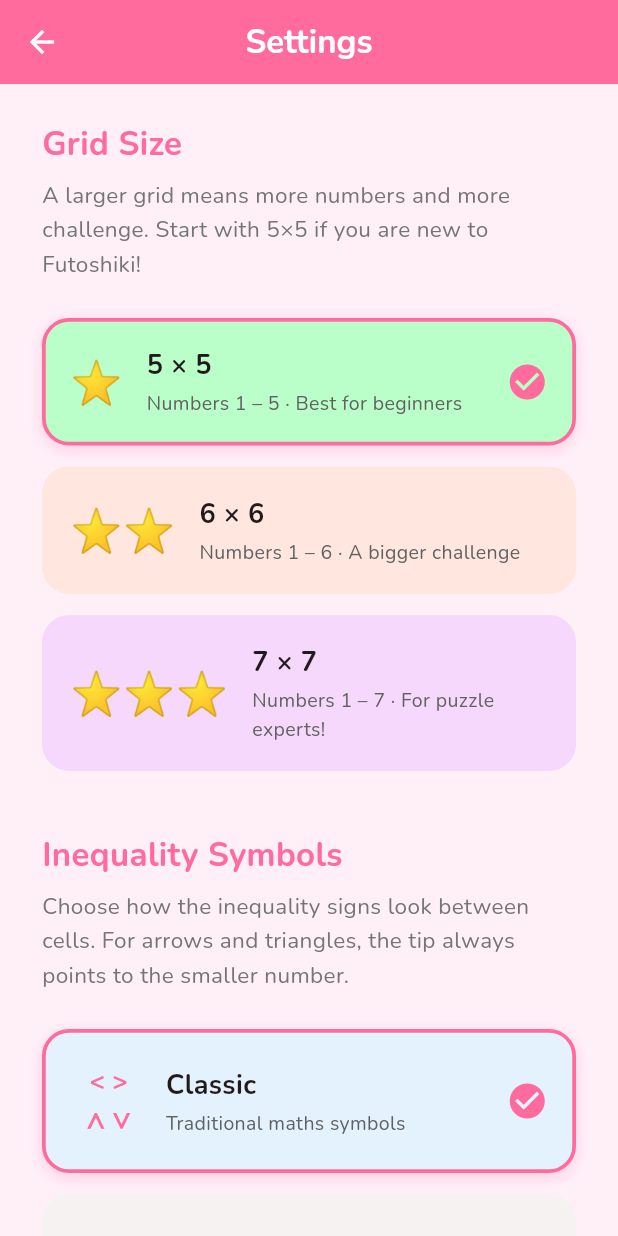
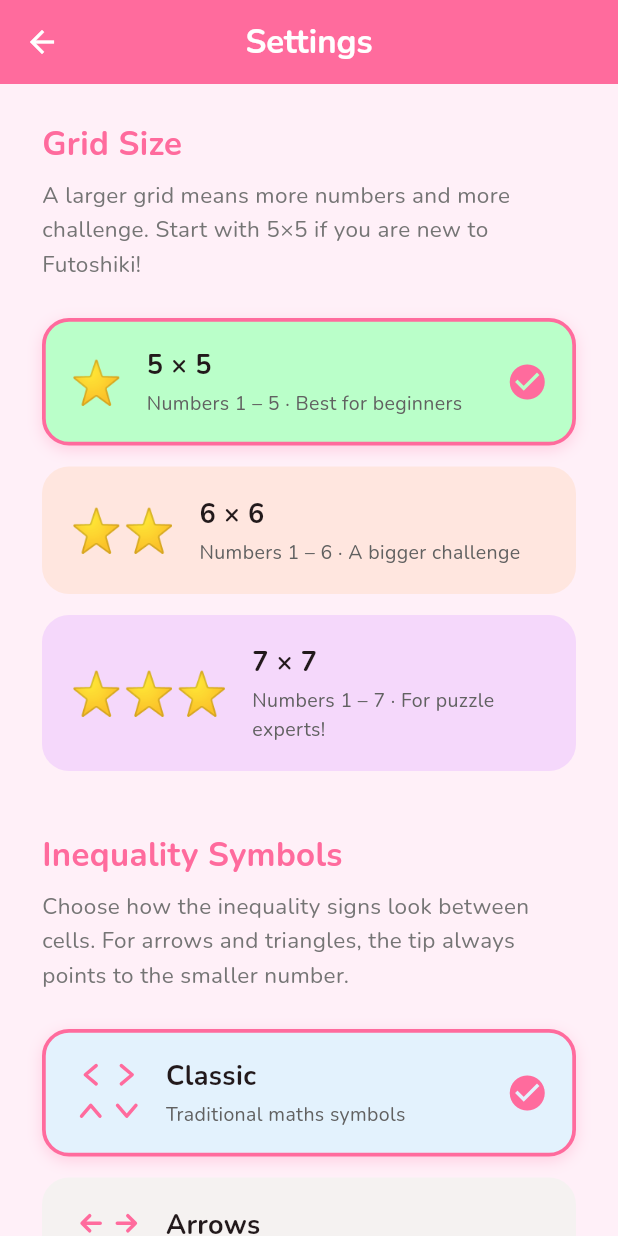
Before and after one commit to MichaelKuen/futoshiki_adults, a Flutter app: the screen it shows after launch, after a tap on the "settings" icon, on a phone screen of 412 x 824 dp. Run offline on Flutter 3.47's test engine with Material 3 defaults, Android fonts, the phone set to English and light mode, and no system bars; our stand-ins replace confetti, flutter_animate, flutter_riverpod, freezed_annotation, riverpod_annotation, shared_preferences; generated files the repository leaves out were written again.

Commit message:
feat: draw inequality symbols with a painter instead of font glyphs
Symbols like ∧ ∨ ← ◁ aren't in Nunito, so Flutter web downloaded Noto
fallback fonts from Google to render the board. A small ConstraintSymbol
painter draws all three styles (classic, arrows, triangles) on every
platform, sized from the slot so it scales with the board. The in-game
help and the Settings preview use it too.

Co-Authored-By: Claude Opus 5.5 <noreply@anthropic.com>

```diff
--- /dev/null
+++ b/lib/features/game/presentation/widgets/constraint_symbol.dart
@@ -0,0 +1,97 @@
+import 'dart:math' as math;
+import 'package:flutter/material.dart';
+import '../providers/settings_provider.dart';
+
+/// Which way the symbol's tip points (always toward the smaller cell).
+enum PointDir { left, right, up, down }
+
+/// An inequality sign drawn with a painter instead of a font glyph, so it
+/// scales with the cell and never needs a fallback font download on web.
+class ConstraintSymbol extends StatelessWidget {
+  const ConstraintSymbol({
+    super.key,
+    required this.dir,
+    required this.style,
+    required this.color,
+    required this.size,
+  });
+
+  final PointDir dir;
+  final ConstraintStyle style;
+  final Color color;
+  final double size;
+
+  /// Horizontal pair: is the left cell smaller?
+  static PointDir horizontal(bool isLessThan) =>
+      isLessThan ? PointDir.left : PointDir.right;
+
+  /// Vertical pair: is the top cell smaller?
+  static PointDir vertical(bool isLessThan) =>
+      isLessThan ? PointDir.up : PointDir.down;
+
+  @override
+  Widget build(BuildContext context) {
+    return SizedBox.square(
+      dimension: size,
+      child: CustomPaint(painter: _SymbolPainter(dir, style, color)),
+    );
+  }
+}
+
+class _SymbolPainter extends CustomPainter {
+  _SymbolPainter(this.dir, this.style, this.color);
+
+  final PointDir dir;
+  final ConstraintStyle style;
+  final Color color;
+
+  @override
+  void paint(Canvas canvas, Size size) {
+    final s = size.shortestSide;
+    final paint = Paint()
+      ..color = color
+      ..style = PaintingStyle.stroke
+      ..strokeWidth = math.max(1.5, s * 0.13)
+      ..strokeCap = StrokeCap.round
+      ..strokeJoin = StrokeJoin.round;
+
+    canvas.save();
+    canvas.translate(size.width / 2, size.height / 2);
+    // Shapes are drawn pointing left; rotate (clockwise) to the target.
+    canvas.rotate(switch (dir) {
+      PointDir.left => 0,
+      PointDir.up => math.pi / 2,
+      PointDir.right => math.pi,
+      PointDir.down => -math.pi / 2,
+    });
+    Offset p(double x, double y) => Offset((x - 0.5) * s, (y - 0.5) * s);
+
+    final path = Path();
+    switch (style) {
+      case ConstraintStyle.classic:
+        path
+          ..moveTo(p(0.70, 0.16).dx, p(0.70, 0.16).dy)
+          ..lineTo(p(0.30, 0.50).dx, p(0.30, 0.50).dy)
+          ..lineTo(p(0.70, 0.84).dx, p(0.70, 0.84).dy);
+      case ConstraintStyle.arrows:
+        path
+          ..moveTo(p(0.85, 0.50).dx, p(0.85, 0.50).dy)
+          ..lineTo(p(0.18, 0.50).dx, p(0.18, 0.50).dy)
+          ..moveTo(p(0.46, 0.22).dx, p(0.46, 0.22).dy)
+          ..lineTo(p(0.18, 0.50).dx, p(0.18, 0.50).dy)
+          ..lineTo(p(0.46, 0.78).dx, p(0.46, 0.78).dy);
+      case ConstraintStyle.triangles:
+        path
+          ..moveTo(p(0.22, 0.50).dx, p(0.22, 0.50).dy)
+          ..lineTo(p(0.76, 0.20).dx, p(0.76, 0.20).dy)
+          ..lineTo(p(0.76, 0.80).dx, p(0.76, 0.80).dy)
+          ..close();
+    }
+    canvas.drawPath(path, paint);
+    canvas.restore();
+  }
+
+  @override
+  bool shouldRepaint(_SymbolPainter old) =>
+      old.dir != dir || old.style != style || old.color != color;
+}
--- a/lib/features/settings/presentation/pages/settings_page.dart
+++ b/lib/features/settings/presentation/pages/settings_page.dart
@@ -2,6 +2,7 @@ import 'package:flutter/material.dart';
 import 'package:flutter_riverpod/flutter_riverpod.dart';
 import '../../../../core/theme/app_theme.dart';
 import '../../../game/presentation/providers/settings_provider.dart';
+import '../../../game/presentation/widgets/constraint_symbol.dart';
 
 class SettingsPage extends ConsumerWidget {
   const SettingsPage({super.key});
@@ -101,8 +102,6 @@ class SettingsPage extends ConsumerWidget {
                 style: ConstraintStyle.classic,
                 label: 'Classic',
                 description: 'Traditional maths symbols',
-                hSymbols: '< >',
-                vSymbols: '∧ ∨',
                 colour: const Color(0xFFE3F2FD),
               ),
 
@@ -112,8 +111,6 @@ class SettingsPage extends ConsumerWidget {
                 style: ConstraintStyle.arrows,
                 label: 'Arrows',
                 description: 'Tip points to the smaller number',
-                hSymbols: '← →',
-                vSymbols: '↑ ↓',
                 colour: const Color(0xFFE8F5E9),
               ),
 
@@ -123,8 +120,6 @@ class SettingsPage extends ConsumerWidget {
                 style: ConstraintStyle.triangles,
                 label: 'Triangles',
                 description: 'Tip points to the smaller number',
-                hSymbols: '◁ ▷',
-                vSymbols: '△ ▽',
                 colour: const Color(0xFFFFF9C4),
               ),
 
@@ -258,16 +253,12 @@ class _ConstraintStyleCard extends ConsumerWidget {
     required this.style,
     required this.label,
     required this.description,
-    required this.hSymbols,
-    required this.vSymbols,
     required this.colour,
   });
 
   final ConstraintStyle style;
   final String label;
   final String description;
-  final String hSymbols;
-  final String vSymbols;
   final Color colour;
 
   @override
@@ -300,28 +291,29 @@ class _ConstraintStyleCard extends ConsumerWidget {
         child: Row(
           children: [
             // Symbol preview box
-            Container(
+            SizedBox(
               width: 52,
-              padding: const EdgeInsets.symmetric(vertical: 4),
               child: Column(
                 children: [
-                  Text(
-                    hSymbols,
-                    style: TextStyle(
-                      fontSize: 17,
-                      fontWeight: FontWeight.bold,
-                      color: kConstraint,
+                  for (final pair in const [
+                    [PointDir.left, PointDir.right],
+                    [PointDir.up, PointDir.down],
+                  ])
+                    Row(
+                      mainAxisAlignment: MainAxisAlignment.center,
+                      children: [
+                        for (final d in pair)
+                          Padding(
+                            padding: const EdgeInsets.all(3),
+                            child: ConstraintSymbol(
+                              dir: d,
+                              style: style,
+                              color: kConstraint,
+                              size: 18,
+                            ),
+                          ),
+                      ],
                     ),
-                  ),
-                  const SizedBox(height: 2),
-                  Text(
-                    vSymbols,
-                    style: TextStyle(
-                      fontSize: 17,
-                      fontWeight: FontWeight.bold,
-                      color: kConstraint,
-                    ),
-                  ),
                 ],
               ),
             ),
```
Also changed, not shown: lib/features/game/presentation/widgets/futoshiki_grid.dart (+31 -93 lines), lib/features/game/presentation/widgets/game_panel.dart (+45 -45 lines).
